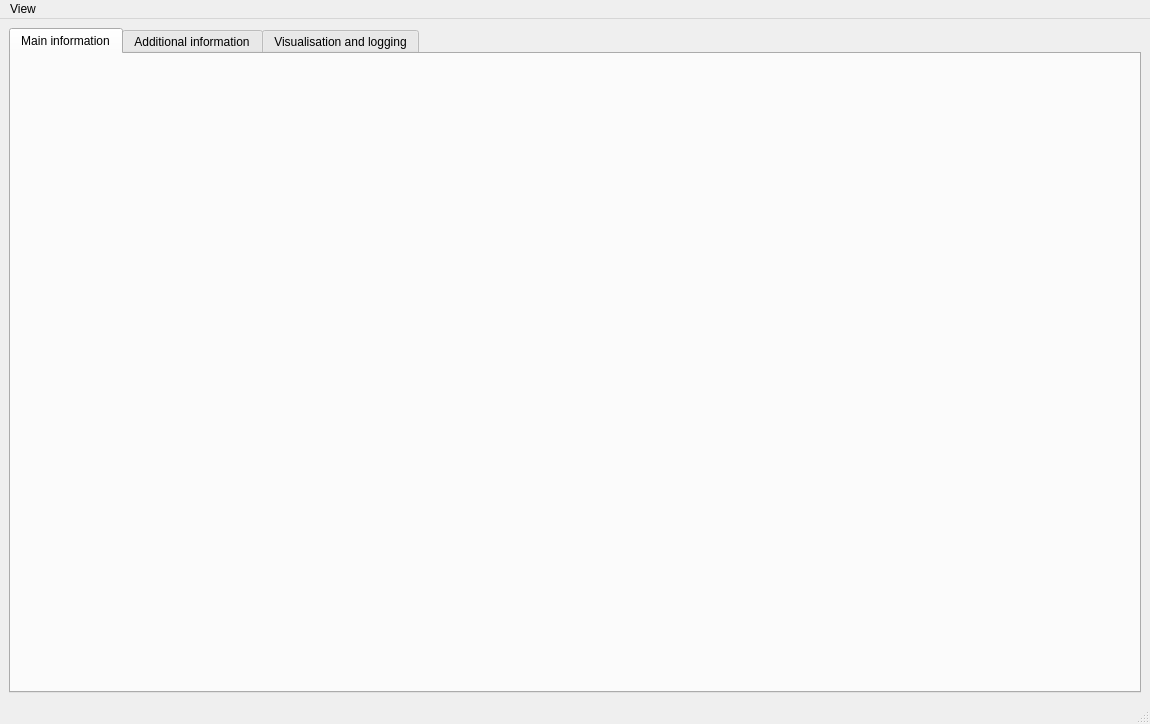
reedpxel/BMSInterface, file app/mainwindow.ui: the form before one commit.
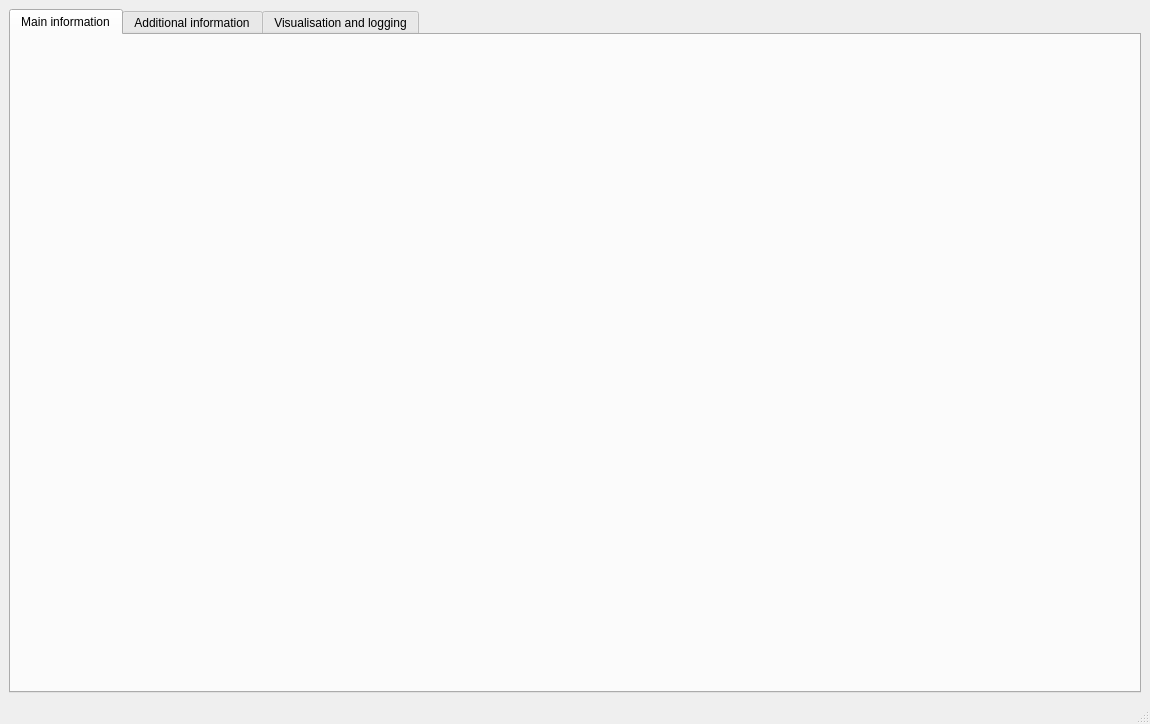
The form after the commit.

```diff
--- a/app/mainwindow.ui
+++ b/app/mainwindow.ui
@@ -95,13 +95,6 @@
      <height>23</height>
     </rect>
    </property>
-   <widget class="QMenu" name="menuView">
-    <property name="title">
-     <string>View</string>
-    </property>
-    <addaction name="actionShow_received_data"/>
-   </widget>
-   <addaction name="menuView"/>
   </widget>
   <action name="actionShow_received_data">
    <property name="checkable">
```
Left out of the diff: 27 changed lines with no effect on the pictures.
